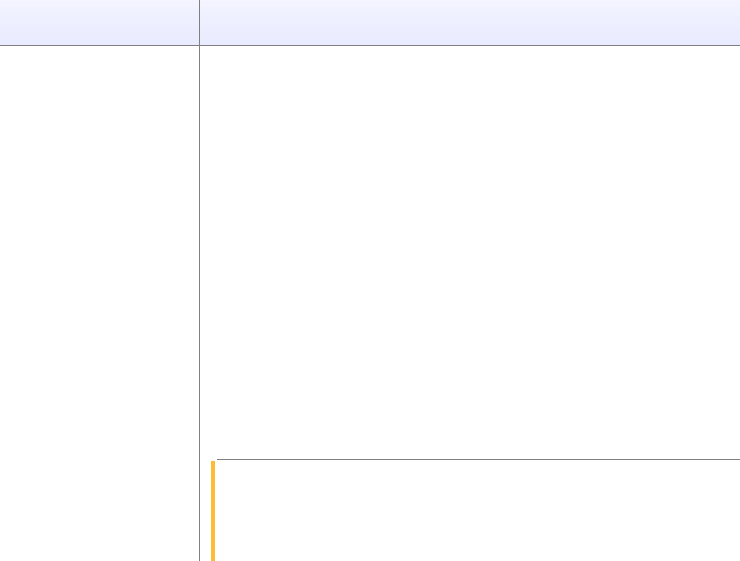
Above: ui/MainWindow/mainWindow.ui from PaulEcoffet/Nex-yu-computer before the change. Below: the same form after it.
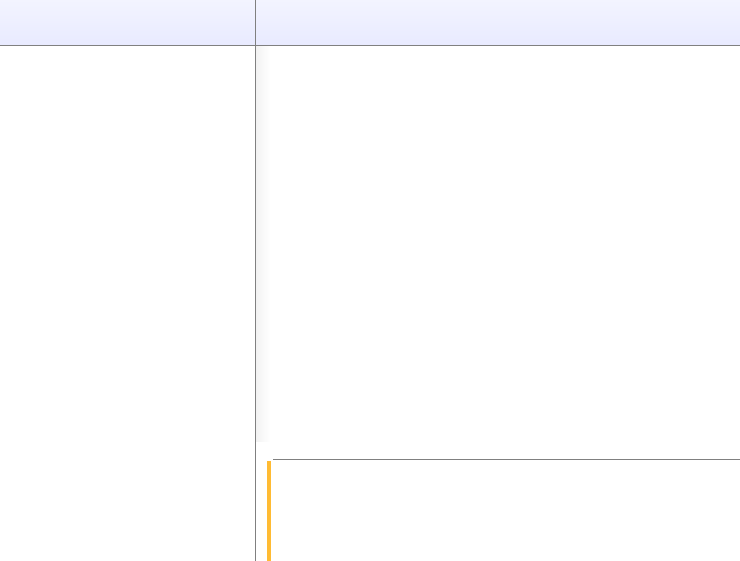
That is the form after the change. Icons and pictures are not drawn.

Commit message: Changing ScrollView in QListWidget

```diff
--- a/ui/MainWindow/mainWindow.ui
+++ b/ui/MainWindow/mainWindow.ui
@@ -35,116 +35,17 @@
 	border-right: 1px solid #808080
 }</string>
   </property>
-  <layout class="QGridLayout" name="gridLayout">
+  <layout class="QGridLayout" name="gridLayout" rowstretch="0,1" columnstretch="0,1" rowminimumheight="0,200" columnminimumwidth="200,300">
    <property name="margin">
     <number>0</number>
    </property>
    <property name="spacing">
     <number>0</number>
    </property>
-   <item row="1" column="0">
-    <widget class="QFrame" name="conversationBoxesListContainer">
-     <property name="sizePolicy">
-      <sizepolicy hsizetype="Fixed" vsizetype="Preferred">
-       <horstretch>0</horstretch>
-       <verstretch>0</verstretch>
-      </sizepolicy>
-     </property>
-     <property name="minimumSize">
-      <size>
-       <width>200</width>
-       <height>0</height>
-      </size>
-     </property>
-     <property name="maximumSize">
-      <size>
-       <width>250</width>
-       <height>16777215</height>
-      </size>
-     </property>
-     <property name="styleSheet">
-      <string notr="true">#conversationBoxesListContainer
-{
-	background-color: white;
-	border-right: 1px solid #808080
-}</string>
-     </property>
-     <property name="frameShape">
-      <enum>QFrame::NoFrame</enum>
-     </property>
-     <property name="frameShadow">
-      <enum>QFrame::Plain</enum>
-     </property>
-     <property name="lineWidth">
-      <number>0</number>
-     </property>
-     <layout class="QHBoxLayout" name="horizontalLayout_4">
-      <property name="spacing">
-       <number>0</number>
-      </property>
-      <property name="margin">
-       <number>0</number>
-      </property>
-      <item>
-       <widget class="QScrollArea" name="scrollArea">
-        <property name="frameShape">
-         <enum>QFrame::NoFrame</enum>
-        </property>
-        <property name="frameShadow">
-         <enum>QFrame::Plain</enum>
-        </property>
-        <property name="lineWidth">
-         <number>0</number>
-        </property>
-        <property name="widgetResizable">
-         <bool>true</bool>
-        </property>
-        <widget class="QWidget" name="conversationBoxesList">
-         <property name="geometry">
-          <rect>
-           <x>0</x>
-           <y>0</y>
-           <width>199</width>
-           <height>515</height>
-          </rect>
-         </property>
-         <property name="styleSheet">
-          <string notr="true">#conversationBoxesList
-{
-	background-color:white;
-}</string>
-         </property>
-         <layout class="QVBoxLayout" name="ConversationBoxesLayout">
-          <property name="spacing">
-           <number>0</number>
-          </property>
-          <property name="margin">
-           <number>0</number>
-          </property>
-          <item>
-           <spacer name="verticalSpacer">
-            <property name="orientation">
-             <enum>Qt::Vertical</enum>
-            </property>
-            <property name="sizeHint" stdset="0">
-             <size>
-              <width>20</width>
-              <height>40</height>
-             </size>
-            </property>
-           </spacer>
-          </item>
-         </layout>
-        </widget>
-       </widget>
-      </item>
-     </layout>
-    </widget>
-   </item>
    <item row="0" column="0">
     <widget class="QFrame" name="conversationsToolbar">
      <property name="sizePolicy">
-      <sizepolicy hsizetype="Fixed" vsizetype="Fixed">
+      <sizepolicy hsizetype="Preferred" vsizetype="Fixed">
        <horstretch>0</horstretch>
        <verstretch>0</verstretch>
       </sizepolicy>
@@ -157,7 +58,7 @@
      </property>
      <property name="maximumSize">
       <size>
-       <width>250</width>
+       <width>400</width>
        <height>16777215</height>
       </size>
      </property>
@@ -293,63 +194,23 @@
        <number>0</number>
       </property>
       <item>
-       <widget class="QScrollArea" name="scrollArea_2">
+       <widget class="QListWidget" name="messagesList">
+        <property name="styleSheet">
+         <string notr="true">#messagesList
+{
+	background-color: qlineargradient(spread:pad, x1:0, y1:0, x2:0.03, y2:0, stop:0 rgba(242, 242, 242, 255), stop:1 rgba(255, 255, 255, 255))
+}</string>
+        </property>
         <property name="frameShape">
          <enum>QFrame::NoFrame</enum>
         </property>
         <property name="frameShadow">
          <enum>QFrame::Plain</enum>
         </property>
-        <property name="lineWidth">
-         <number>0</number>
-        </property>
-        <property name="widgetResizable">
-         <bool>true</bool>
-        </property>
-        <widget class="QWidget" name="conversationContent">
-         <property name="geometry">
-          <rect>
-           <x>0</x>
-           <y>0</y>
-           <width>540</width>
-           <height>393</height>
-          </rect>
-         </property>
-         <property name="autoFillBackground">
-          <bool>false</bool>
-         </property>
-         <property name="styleSheet">
-          <string notr="true">#conversationContent
-{
-	background-color:white;
-}</string>
-         </property>
-         <layout class="QVBoxLayout" name="verticalLayout_3">
-          <property name="spacing">
-           <number>0</number>
-          </property>
-          <property name="margin">
-           <number>0</number>
-          </property>
-          <item>
-           <spacer name="verticalSpacer_2">
-            <property name="orientation">
-             <enum>Qt::Vertical</enum>
-            </property>
-            <property name="sizeHint" stdset="0">
-             <size>
-              <width>20</width>
-              <height>390</height>
-             </size>
-            </property>
-           </spacer>
-          </item>
-         </layout>
-        </widget>
        </widget>
       </item>
       <item>
-       <layout class="QGridLayout" name="messageEditGrid" rowstretch="0,0,1">
+       <layout class="QGridLayout" name="messageEditGrid" rowstretch="0,0,1" columnstretch="0,1,0">
         <property name="leftMargin">
          <number>10</number>
         </property>
@@ -370,6 +231,15 @@
             <verstretch>0</verstretch>
            </sizepolicy>
           </property>
+          <property name="maximumSize">
+           <size>
+            <width>39</width>
+            <height>38</height>
+           </size>
+          </property>
+          <property name="frameShape">
+           <enum>QFrame::NoFrame</enum>
+          </property>
           <property name="text">
            <string/>
           </property>
@@ -426,7 +296,7 @@
 {
 	border: none;
 	background-color: white;
-	color: black;
+	color: #black;
 }</string>
           </property>
           <property name="frameShape">
@@ -766,6 +636,38 @@
      </layout>
     </widget>
    </item>
+   <item row="1" column="0">
+    <widget class="QListWidget" name="conversationBoxesList">
+     <property name="sizePolicy">
+      <sizepolicy hsizetype="Maximum" vsizetype="Expanding">
+       <horstretch>0</horstretch>
+       <verstretch>0</verstretch>
+      </sizepolicy>
+     </property>
+     <property name="autoFillBackground">
+      <bool>false</bool>
+     </property>
+     <property name="styleSheet">
+      <string notr="true">#conversationBoxesList
+{
+	background-color: #fff;
+	border-right: 1px solid #808080;
+}</string>
+     </property>
+     <property name="frameShape">
+      <enum>QFrame::NoFrame</enum>
+     </property>
+     <property name="frameShadow">
+      <enum>QFrame::Plain</enum>
+     </property>
+     <property name="showDropIndicator" stdset="0">
+      <bool>false</bool>
+     </property>
+     <property name="uniformItemSizes">
+      <bool>true</bool>
+     </property>
+    </widget>
+   </item>
   </layout>
  </widget>
  <resources>
```
The commit also changes 6 other files.
